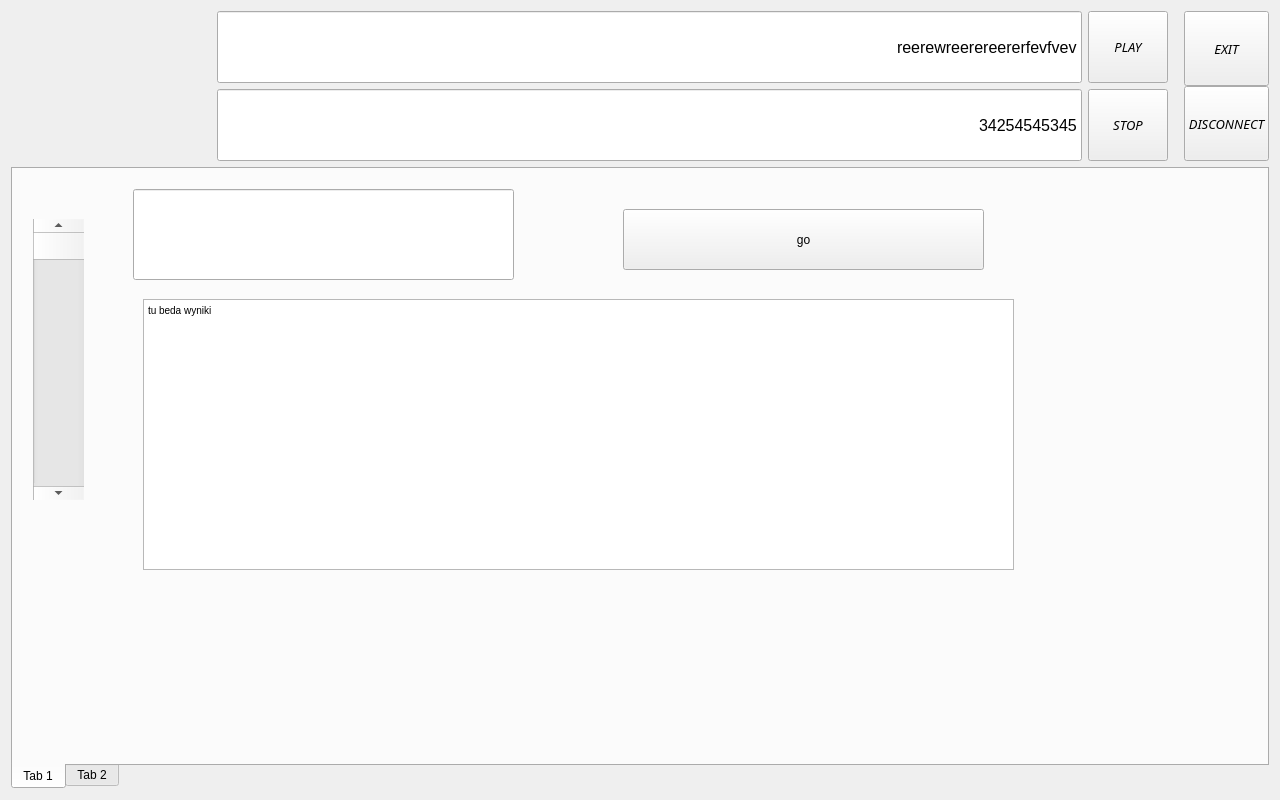
Qt form iDom_Client/idom_client.ui (cyniu88/QT_kurs) before a commit.
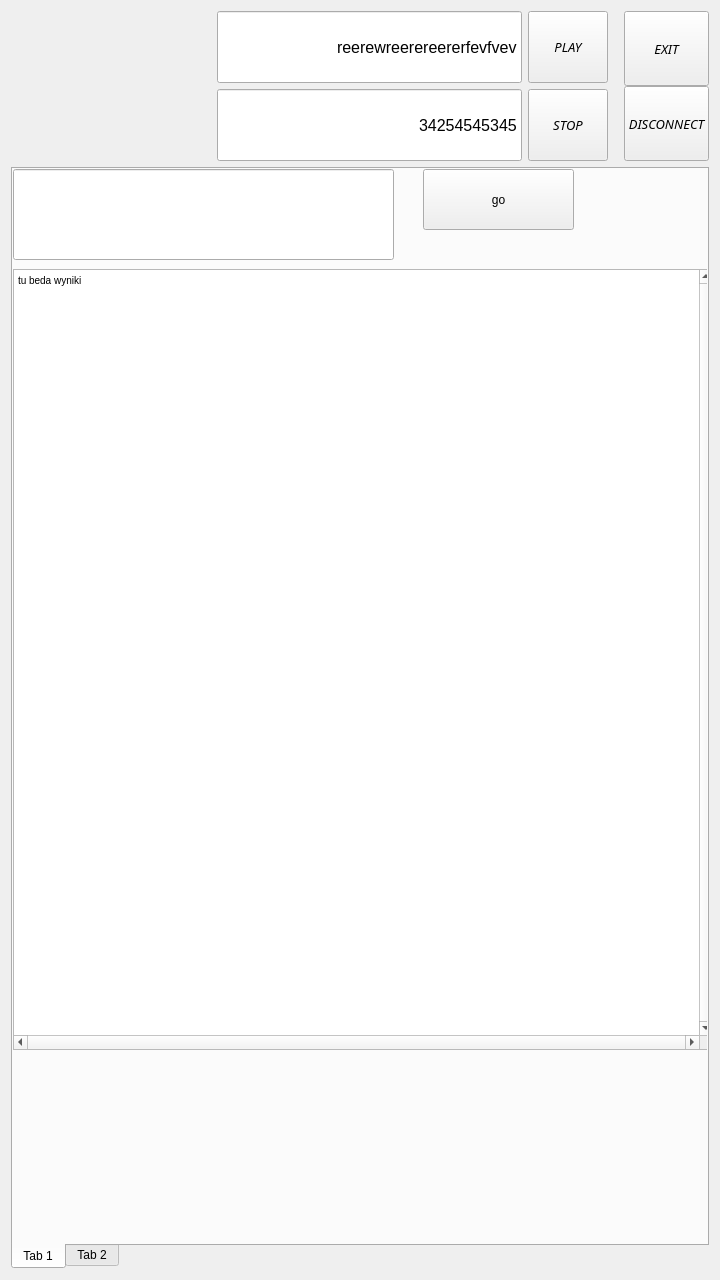
The same form after that commit. Icons and pictures are not drawn.

Diff of the .ui file:
```diff
--- a/iDom_Client/idom_client.ui
+++ b/iDom_Client/idom_client.ui
@@ -6,8 +6,8 @@
    <rect>
     <x>0</x>
     <y>0</y>
-    <width>1280</width>
-    <height>800</height>
+    <width>720</width>
+    <height>1280</height>
    </rect>
   </property>
   <property name="minimumSize">
@@ -85,8 +85,8 @@
        <widget class="QLineEdit" name="lineEdit">
         <property name="geometry">
          <rect>
-          <x>120</x>
-          <y>20</y>
+          <x>0</x>
+          <y>0</y>
           <width>381</width>
           <height>91</height>
          </rect>
@@ -98,9 +98,9 @@
        <widget class="QPushButton" name="pushButton">
         <property name="geometry">
          <rect>
-          <x>610</x>
-          <y>40</y>
-          <width>361</width>
+          <x>410</x>
+          <y>0</y>
+          <width>151</width>
           <height>61</height>
          </rect>
         </property>
@@ -108,31 +108,24 @@
          <string>go</string>
         </property>
        </widget>
-       <widget class="QScrollBar" name="verticalScrollBar">
-        <property name="geometry">
-         <rect>
-          <x>20</x>
-          <y>50</y>
-          <width>51</width>
-          <height>281</height>
-         </rect>
-        </property>
-        <property name="autoFillBackground">
-         <bool>true</bool>
-        </property>
-        <property name="orientation">
-         <enum>Qt::Vertical</enum>
-        </property>
-       </widget>
        <widget class="QTextEdit" name="wynik">
         <property name="geometry">
          <rect>
-          <x>130</x>
-          <y>130</y>
-          <width>871</width>
-          <height>271</height>
+          <x>0</x>
+          <y>100</y>
+          <width>701</width>
+          <height>781</height>
          </rect>
         </property>
+        <property name="verticalScrollBarPolicy">
+         <enum>Qt::ScrollBarAlwaysOn</enum>
+        </property>
+        <property name="horizontalScrollBarPolicy">
+         <enum>Qt::ScrollBarAlwaysOn</enum>
+        </property>
+        <property name="readOnly">
+         <bool>true</bool>
+        </property>
         <property name="html">
          <string>&lt;!DOCTYPE HTML PUBLIC &quot;-//W3C//DTD HTML 4.0//EN&quot; &quot;http://www.w3.org/TR/REC-html40/strict.dtd&quot;&gt;
 &lt;html&gt;&lt;head&gt;&lt;meta name=&quot;qrichtext&quot; content=&quot;1&quot; /&gt;&lt;style type=&quot;text/css&quot;&gt;
```
